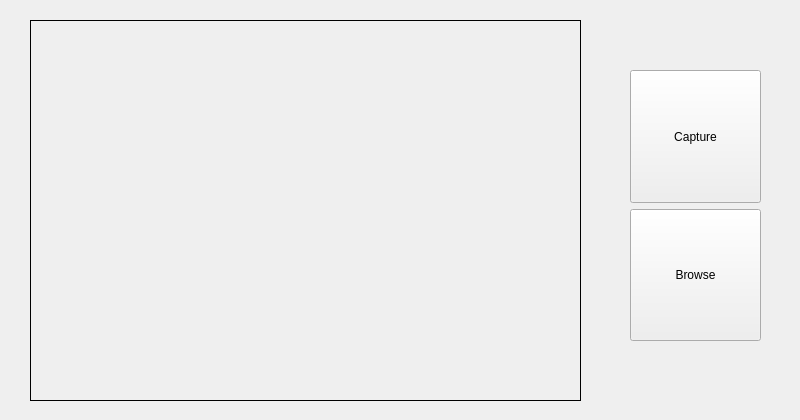
AlgoChad/Shit, file Jb.ui: the form before one commit.
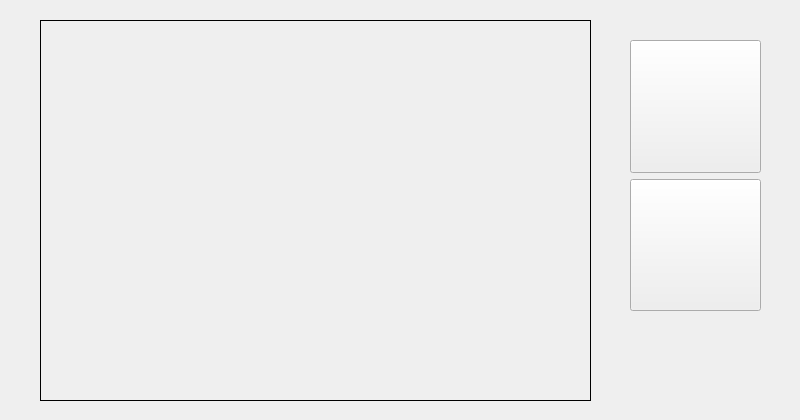
The form after the commit. Icons and pictures are not drawn.

Patch:
```diff
--- a/Jb.ui
+++ b/Jb.ui
@@ -26,11 +26,46 @@
    <string notr="true"/>
   </property>
   <widget class="QWidget" name="centralwidget">
+   <widget class="QLabel" name="imgLabel">
+    <property name="geometry">
+     <rect>
+      <x>40</x>
+      <y>20</y>
+      <width>551</width>
+      <height>381</height>
+     </rect>
+    </property>
+    <property name="autoFillBackground">
+     <bool>false</bool>
+    </property>
+    <property name="frameShape">
+     <enum>QFrame::Box</enum>
+    </property>
+    <property name="text">
+     <string/>
+    </property>
+   </widget>
+   <widget class="QLabel" name="label">
+    <property name="geometry">
+     <rect>
+      <x>630</x>
+      <y>300</y>
+      <width>131</width>
+      <height>121</height>
+     </rect>
+    </property>
+    <property name="styleSheet">
+     <string notr="true">image: url(:/logo/awitbg.png);</string>
+    </property>
+    <property name="text">
+     <string/>
+    </property>
+   </widget>
    <widget class="QWidget" name="layoutWidget">
     <property name="geometry">
      <rect>
       <x>630</x>
-      <y>70</y>
+      <y>40</y>
       <width>131</width>
       <height>271</height>
      </rect>
@@ -56,8 +91,12 @@
        <property name="autoFillBackground">
         <bool>false</bool>
        </property>
+       <property name="styleSheet">
+        <string notr="true">image: url(:/capture/capture.png);
+</string>
+       </property>
        <property name="text">
-        <string>Capture</string>
+        <string/>
        </property>
        <property name="checkable">
         <bool>false</bool>
@@ -78,32 +117,16 @@
          <verstretch>0</verstretch>
         </sizepolicy>
        </property>
+       <property name="styleSheet">
+        <string notr="true">image: url(:/browse/Browse.png);</string>
+       </property>
        <property name="text">
-        <string>Browse</string>
+        <string/>
        </property>
       </widget>
      </item>
     </layout>
    </widget>
-   <widget class="QLabel" name="imgLabel">
-    <property name="geometry">
-     <rect>
-      <x>30</x>
-      <y>20</y>
-      <width>551</width>
-      <height>381</height>
-     </rect>
-    </property>
-    <property name="autoFillBackground">
-     <bool>false</bool>
-    </property>
-    <property name="frameShape">
-     <enum>QFrame::Box</enum>
-    </property>
-    <property name="text">
-     <string/>
-    </property>
-   </widget>
   </widget>
  </widget>
  <resources>
```
Left out of the diff: 2 changed lines with no effect on the pictures.
